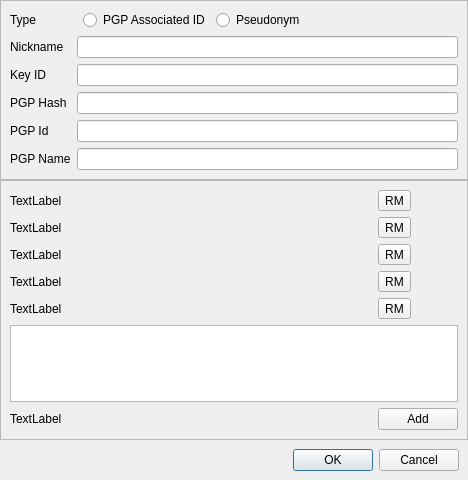
Qt form retroshare-gui/src/gui/Identity/IdEditDialog.ui (RetroShare/RetroShare) before a commit.
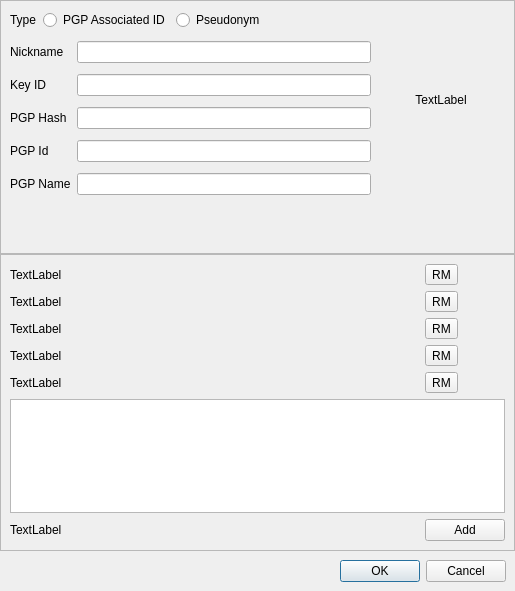
The same form after that commit. Icons and pictures are not drawn. Custom widgets are drawn as their Qt base class.

Commit message: added avatars to identities.

```diff
--- a/retroshare-gui/src/gui/Identity/IdEditDialog.ui
+++ b/retroshare-gui/src/gui/Identity/IdEditDialog.ui
@@ -6,15 +6,21 @@
    <rect>
     <x>0</x>
     <y>0</y>
-    <width>468</width>
-    <height>480</height>
+    <width>515</width>
+    <height>591</height>
    </rect>
   </property>
+  <property name="sizePolicy">
+   <sizepolicy hsizetype="Preferred" vsizetype="Preferred">
+    <horstretch>64</horstretch>
+    <verstretch>64</verstretch>
+   </sizepolicy>
+  </property>
   <property name="windowIcon">
    <iconset resource="../images.qrc">
     <normaloff>:/images/identity/identities_32.png</normaloff>:/images/identity/identities_32.png</iconset>
   </property>
-  <layout class="QVBoxLayout" name="verticalLayout">
+  <layout class="QVBoxLayout" name="verticalLayout_3">
    <property name="spacing">
     <number>0</number>
    </property>
@@ -22,14 +28,7 @@
     <number>0</number>
    </property>
    <item>
-    <widget class="HeaderFrame" name="headerFrame">
-     <property name="frameShape">
-      <enum>QFrame::NoFrame</enum>
-     </property>
-     <property name="frameShadow">
-      <enum>QFrame::Plain</enum>
-     </property>
-    </widget>
+    <widget class="HeaderFrame" name="headerFrame" native="true"/>
    </item>
    <item>
     <widget class="QFrame" name="frame">
@@ -45,15 +44,17 @@
      <property name="frameShadow">
       <enum>QFrame::Raised</enum>
      </property>
-     <layout class="QGridLayout" name="gridLayout">
-      <item row="0" column="0" colspan="2">
+     <layout class="QVBoxLayout" name="verticalLayout_2">
+      <item>
+       <layout class="QHBoxLayout" name="horizontalLayout_3">
+        <item>
        <widget class="QLabel" name="label_5">
         <property name="text">
          <string>Type</string>
         </property>
        </widget>
       </item>
-      <item row="0" column="2">
+        <item>
        <widget class="QRadioButton" name="radioButton_GpgId">
         <property name="text">
          <string>PGP Associated ID</string>
@@ -70,7 +71,7 @@
         </property>
        </widget>
       </item>
-      <item row="0" column="3">
+        <item>
        <widget class="QRadioButton" name="radioButton_Pseudo">
         <property name="text">
          <string>Pseudonym</string>
@@ -87,7 +88,7 @@
         </property>
        </widget>
       </item>
-      <item row="0" column="4">
+        <item>
        <spacer name="horizontalSpacer_2">
         <property name="orientation">
          <enum>Qt::Horizontal</enum>
@@ -100,79 +101,72 @@
         </property>
        </spacer>
       </item>
-      <item row="1" column="0">
+       </layout>
+      </item>
+      <item>
+       <layout class="QHBoxLayout" name="horizontalLayout">
+        <item>
+         <layout class="QGridLayout" name="gridLayout">
+          <item row="0" column="0">
        <widget class="QLabel" name="label">
         <property name="text">
          <string>Nickname</string>
         </property>
        </widget>
       </item>
-      <item row="2" column="0">
+          <item row="0" column="1">
+           <widget class="QLineEdit" name="lineEdit_Nickname"/>
+          </item>
+          <item row="1" column="0">
        <widget class="QLabel" name="label_4">
         <property name="text">
          <string>Key ID</string>
         </property>
        </widget>
       </item>
-      <item row="3" column="0">
+          <item row="1" column="1">
+           <widget class="QLineEdit" name="lineEdit_KeyId">
+            <property name="readOnly">
+             <bool>true</bool>
+            </property>
+           </widget>
+          </item>
+          <item row="2" column="0">
        <widget class="QLabel" name="label_2">
         <property name="text">
          <string>PGP Hash</string>
         </property>
        </widget>
       </item>
-      <item row="4" column="0">
+          <item row="2" column="1">
+           <widget class="QLineEdit" name="lineEdit_GpgHash">
+            <property name="readOnly">
+             <bool>true</bool>
+            </property>
+           </widget>
+          </item>
+          <item row="3" column="0">
        <widget class="QLabel" name="label_6">
         <property name="text">
          <string>PGP Id</string>
         </property>
        </widget>
       </item>
-      <item row="5" column="0">
+          <item row="3" column="1">
+           <widget class="QLineEdit" name="lineEdit_GpgId">
+            <property name="readOnly">
+             <bool>true</bool>
+            </property>
+           </widget>
+          </item>
+          <item row="4" column="0">
        <widget class="QLabel" name="label_3">
         <property name="text">
          <string>PGP Name</string>
         </property>
        </widget>
       </item>
-      <item row="6" column="0">
-       <spacer name="verticalSpacer_2">
-        <property name="orientation">
-         <enum>Qt::Vertical</enum>
-        </property>
-        <property name="sizeHint" stdset="0">
-         <size>
-          <width>20</width>
-          <height>40</height>
-         </size>
-        </property>
-       </spacer>
-      </item>
-      <item row="1" column="1" colspan="4">
-       <widget class="QLineEdit" name="lineEdit_Nickname"/>
-      </item>
-      <item row="2" column="1" colspan="4">
-       <widget class="QLineEdit" name="lineEdit_KeyId">
-        <property name="readOnly">
-         <bool>true</bool>
-        </property>
-       </widget>
-      </item>
-      <item row="3" column="1" colspan="4">
-       <widget class="QLineEdit" name="lineEdit_GpgHash">
-        <property name="readOnly">
-         <bool>true</bool>
-        </property>
-       </widget>
-      </item>
-      <item row="4" column="1" colspan="4">
-       <widget class="QLineEdit" name="lineEdit_GpgId">
-        <property name="readOnly">
-         <bool>true</bool>
-        </property>
-       </widget>
-      </item>
-      <item row="5" column="1" colspan="4">
+          <item row="4" column="1">
        <widget class="QLineEdit" name="lineEdit_GpgName">
         <property name="readOnly">
          <bool>true</bool>
@@ -180,6 +174,71 @@
        </widget>
       </item>
      </layout>
+        </item>
+        <item>
+         <layout class="QVBoxLayout" name="verticalLayout">
+          <item>
+           <widget class="QLabel" name="avatarLabel">
+            <property name="sizePolicy">
+             <sizepolicy hsizetype="Fixed" vsizetype="Fixed">
+              <horstretch>0</horstretch>
+              <verstretch>0</verstretch>
+             </sizepolicy>
+            </property>
+            <property name="minimumSize">
+             <size>
+              <width>128</width>
+              <height>128</height>
+             </size>
+            </property>
+            <property name="maximumSize">
+             <size>
+              <width>128</width>
+              <height>128</height>
+             </size>
+            </property>
+            <property name="text">
+             <string extracomment="Click here to change your avatar">TextLabel</string>
+            </property>
+            <property name="alignment">
+             <set>Qt::AlignCenter</set>
+            </property>
+            <property name="wordWrap">
+             <bool>true</bool>
+            </property>
+           </widget>
+          </item>
+          <item>
+           <spacer name="verticalSpacer_3">
+            <property name="orientation">
+             <enum>Qt::Vertical</enum>
+            </property>
+            <property name="sizeHint" stdset="0">
+             <size>
+              <width>20</width>
+              <height>40</height>
+             </size>
+            </property>
+           </spacer>
+          </item>
+         </layout>
+        </item>
+       </layout>
+      </item>
+      <item>
+       <spacer name="verticalSpacer_2">
+        <property name="orientation">
+         <enum>Qt::Vertical</enum>
+        </property>
+        <property name="sizeHint" stdset="0">
+         <size>
+          <width>20</width>
+          <height>40</height>
+         </size>
+        </property>
+       </spacer>
+      </item>
+     </layout>
     </widget>
    </item>
    <item>
@@ -337,7 +396,7 @@
  <customwidgets>
   <customwidget>
    <class>HeaderFrame</class>
-   <extends>QFrame</extends>
+   <extends>QWidget</extends>
    <header>gui/common/HeaderFrame.h</header>
    <container>1</container>
   </customwidget>
```
Left out of the diff: 1 changed line with no effect on the pictures. Lines whose indentation alone changed are shown as unchanged. The commit also changes 9 other files.
